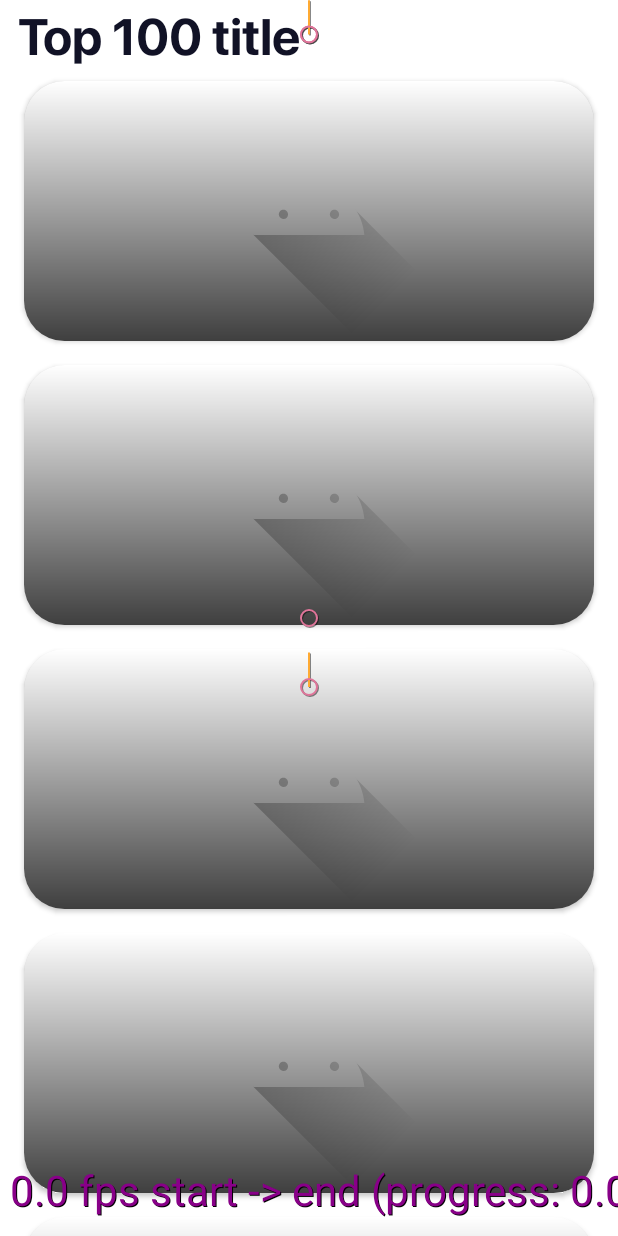
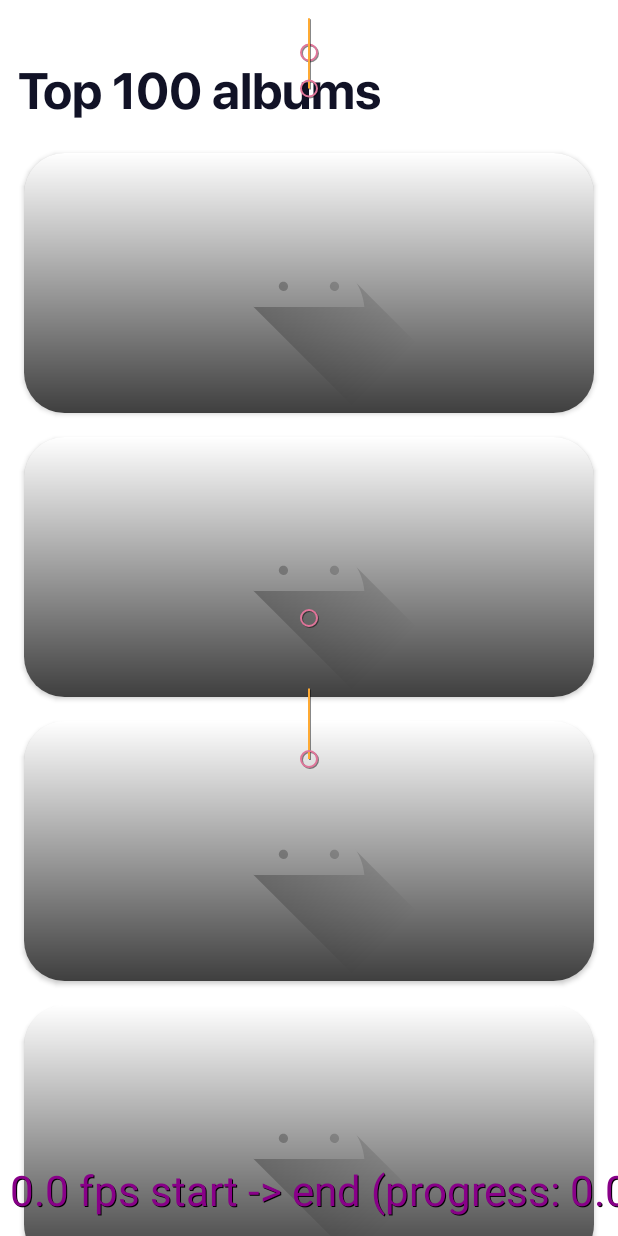
Before and after one commit to pphilipp/vama-demo-app, an Android app: the layout fragment_album_list.xml on its own in the app's theme, with its tools: preview values and no code run, on a phone screen of 412 x 824 dp. Run offline under Robolectric (Android 15) with nearby library versions, the phone set to English and light mode, and no system bars.

Commit message:
Update: WIP: transparent animated toolbar

```diff
--- a/app/src/main/java/com/app/vama/presentation/MainActivity.kt
+++ b/app/src/main/java/com/app/vama/presentation/MainActivity.kt
@@ -1,12 +1,18 @@
 package com.app.vama.presentation
 
+import android.os.Bundle
+import android.view.WindowManager
 import androidx.appcompat.app.AppCompatActivity
-import android.os.Bundle
 import com.app.vama.R
 
 class MainActivity : AppCompatActivity() {
     override fun onCreate(savedInstanceState: Bundle?) {
         super.onCreate(savedInstanceState)
         setContentView(R.layout.activity_main)
+
+        window.setFlags(
+            WindowManager.LayoutParams.FLAG_LAYOUT_NO_LIMITS,
+            WindowManager.LayoutParams.FLAG_LAYOUT_NO_LIMITS
+        )
     }
 }
--- a/app/src/main/res/layout/activity_main.xml
+++ b/app/src/main/res/layout/activity_main.xml
@@ -4,6 +4,7 @@
     xmlns:tools="http://schemas.android.com/tools"
     android:layout_width="match_parent"
     android:layout_height="match_parent"
+    android:fitsSystemWindows="true"
     tools:context=".presentation.MainActivity">
 
     <androidx.fragment.app.FragmentContainerView
--- a/app/src/main/res/layout/fragment_album_list.xml
+++ b/app/src/main/res/layout/fragment_album_list.xml
@@ -18,7 +18,11 @@
             android:background="@color/white"
             android:paddingStart="@dimen/small_and_a_half"
             android:paddingEnd="@dimen/small_and_a_half"
-            android:text="Top 100 title"
+            android:layout_marginTop="@dimen/big"
+            android:layout_marginBottom="15dp"
+            android:paddingTop="@dimen/small_and_a_half"
+            android:paddingBottom="@dimen/small_and_a_half"
+            android:text="@string/top_100_albums_title"
             app:layout_constraintEnd_toEndOf="parent"
             app:layout_constraintStart_toStartOf="parent"
             app:layout_constraintTop_toTopOf="parent" />
@@ -52,10 +56,11 @@
             <TextView
                 android:id="@+id/tv_title_expanded"
                 style="@style/Text_title"
+                android:layout_marginTop="@dimen/big"
                 android:layout_width="match_parent"
                 android:layout_height="wrap_content"
                 android:gravity="center"
-                android:text="Top 100 bla bla" />
+                android:text="@string/top_100_albums_title" />
 
         </LinearLayout>
 
--- a/app/src/main/res/values/strings.xml
+++ b/app/src/main/res/values/strings.xml
@@ -1,3 +1,4 @@
 <resources>
     <string name="app_name">Vama App</string>
+    <string name="top_100_albums_title">Top 100 albums</string>
 </resources>
--- a/app/src/main/res/values/themes.xml
+++ b/app/src/main/res/values/themes.xml
@@ -1,4 +1,4 @@
-<resources xmlns:tools="http://schemas.android.com/tools">
+<resources>
     <!-- Base application theme. -->
     <style name="Theme.VamaApp" parent="Theme.MaterialComponents.DayNight.NoActionBar">
         <!-- Primary brand color. -->
@@ -13,5 +13,8 @@
         <item name="android:statusBarColor">?attr/colorPrimaryVariant</item>
         <!-- Customize your theme here. -->
         <item name="android:windowLightStatusBar">true</item>
+
+        <item name="android:windowTranslucentStatus">true</item>
+        <item name="android:windowTranslucentNavigation">true</item>
     </style>
 </resources>
--- a/app/src/main/res/xml/fragment_album_list_xml_constrain_view_scene.xml
+++ b/app/src/main/res/xml/fragment_album_list_xml_constrain_view_scene.xml
@@ -11,11 +11,18 @@
             motion:dragDirection="dragUp"
             motion:touchAnchorId="@id/rv_list"
             motion:touchAnchorSide="top" />
-
-        <KeyFrameSet></KeyFrameSet>
     </Transition>
 
-    <ConstraintSet android:id="@+id/start" />
+    <ConstraintSet android:id="@+id/start">
+        <Constraint
+            android:id="@+id/tv_title_collapsed"
+            android:layout_width="match_parent"
+            android:layout_height="wrap_content"
+            android:layout_marginTop="24dp"
+            motion:layout_constraintEnd_toEndOf="parent"
+            motion:layout_constraintStart_toStartOf="parent"
+            motion:layout_constraintTop_toTopOf="parent" />
+    </ConstraintSet>
 
     <ConstraintSet android:id="@+id/end">
 
```
